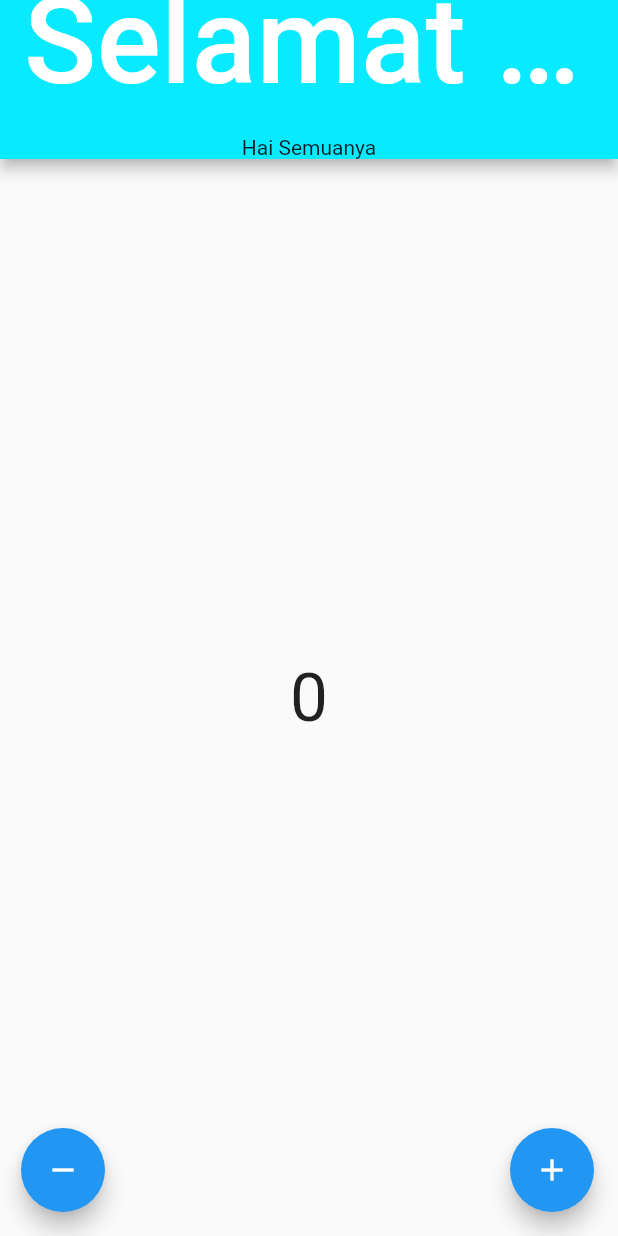
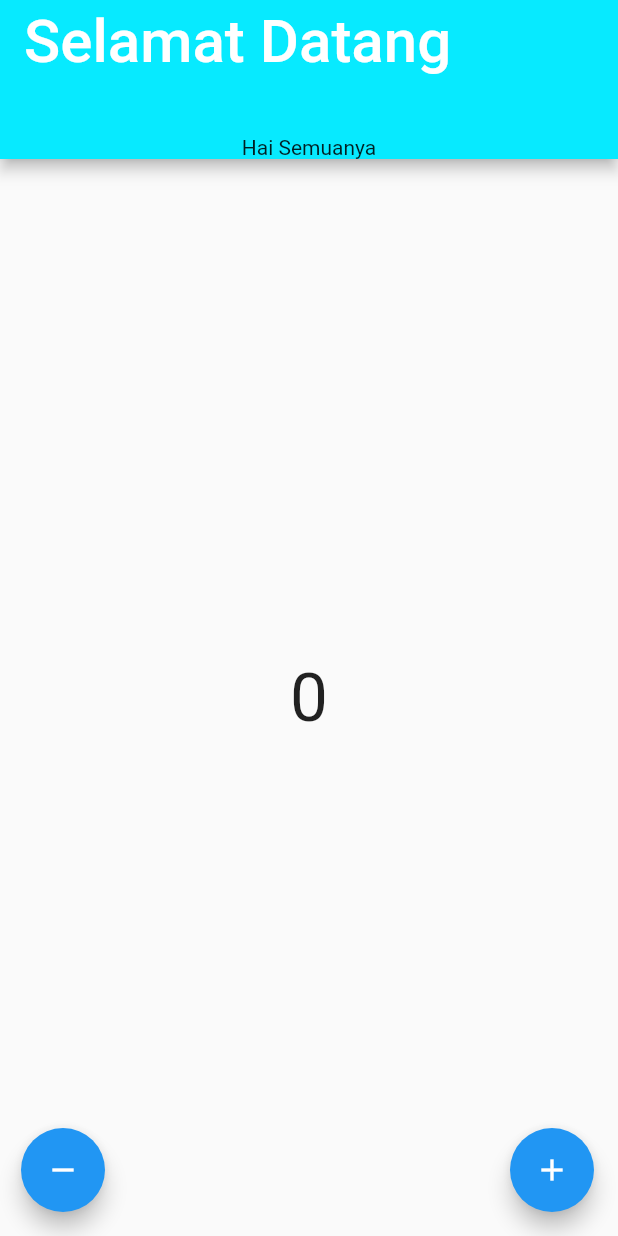
Before and after one commit to Lutpii/fluttercoba, a Flutter app: the screen it shows after launch, on a phone screen of 412 x 824 dp. Run offline on Flutter 3.47's test engine with Material 2 defaults, Android fonts, the phone set to English and light mode, and no system bars.

Commit message:
turn pabrik

```diff
--- a/lib/main.dart
+++ b/lib/main.dart
@@ -32,7 +32,7 @@ class _HomePageState extends State<HomePage> {
         appBar: AppBar(
           title: const Text(
             "Selamat Datang",
-            style: TextStyle(fontSize: 80),
+            style: TextStyle(fontSize: 40),
           ),
           backgroundColor: const Color.fromARGB(255, 7, 234, 255),
           bottom: const PreferredSize(
```
